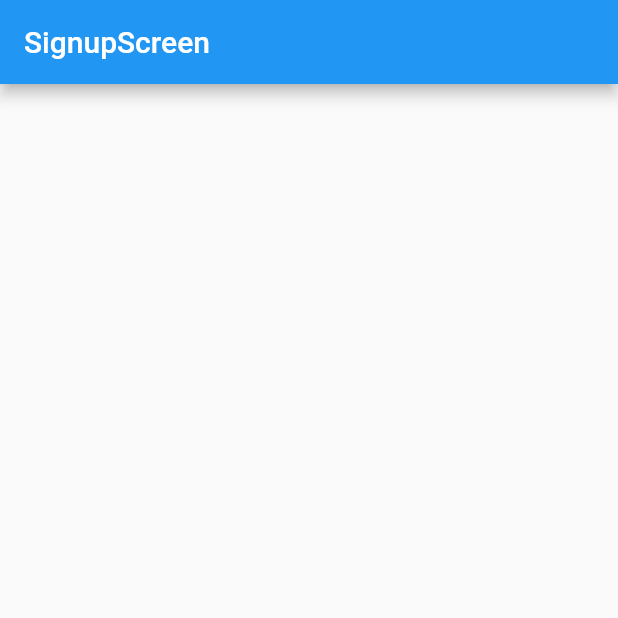
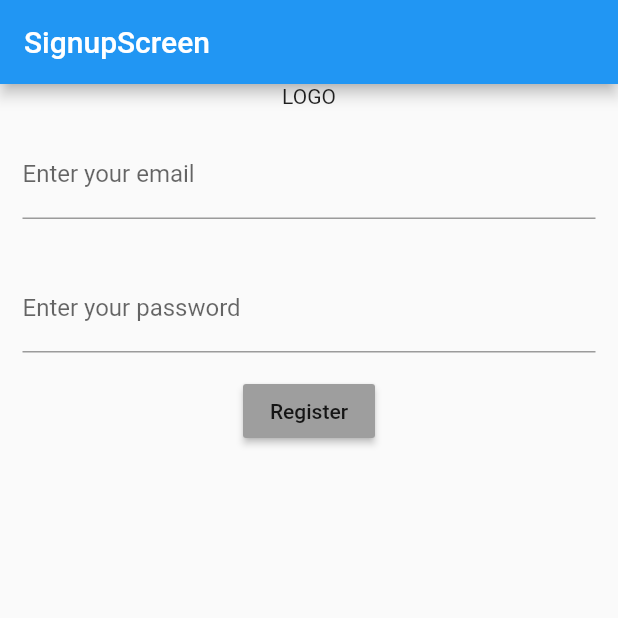
Before and after one commit to Temperantia/instyle, a Flutter app: the screen it shows after launch, on a phone screen of 412 x 824 dp, the top half of it. Run offline on Flutter 3.47's test engine with Material 2 defaults, Android fonts, the phone set to English and light mode, and no system bars; our stand-ins replace firebase_auth, firebase_core; accounts and stored records are empty.

Commit message:
Firebase Auth implementation

```diff
--- a/lib/main.dart
+++ b/lib/main.dart
@@ -1,4 +1,5 @@
 import 'package:closet/screens/chat_screen.dart';
+import 'package:closet/screens/info_screen.dart';
 import 'package:closet/screens/login_screen.dart';
 import 'package:closet/screens/management_screen.dart';
 import 'package:closet/screens/profile_screen.dart';
@@ -30,6 +31,7 @@ class App extends StatelessWidget {
         ProfileScreen.id: (context) => ProfileScreen(),
         ProposalsScreen.id: (context) => ProposalsScreen(),
         SignupScreen.id: (context) => SignupScreen(),
+        InfoScreen.id: (context) => InfoScreen(),
       },
     );
   }
--- a/lib/screens/signup_screen.dart
+++ b/lib/screens/signup_screen.dart
@@ -1,5 +1,7 @@
 import 'package:firebase_auth/firebase_auth.dart';
 import 'package:flutter/material.dart';
+
+import 'info_screen.dart';
 
 class SignupScreen extends StatefulWidget {
   static const String id = 'signup_screen';
@@ -8,34 +10,37 @@ class SignupScreen extends StatefulWidget {
 }
 
 class _SignupScreenState extends State<SignupScreen> {
+  final _emailController = TextEditingController();
+  final _passwordController = TextEditingController();
+
   void registerUser() async {
+    print('print: ' + _emailController.text);
     try {
       UserCredential userCredential =
-          await FirebaseAuth.instance.createUserWithEmailAndPassword(email: "barry.allen@example.com", password: "SuperSecretPassword!");
+          await FirebaseAuth.instance.createUserWithEmailAndPassword(email: _emailController.text, password: _passwordController.text);
+
+      if (userCredential.user == null) {
+        print('registration failed');
+      } else {
+        Navigator.pushReplacementNamed(context, InfoScreen.id);
+      }
     } on FirebaseAuthException catch (e) {
       if (e.code == 'weak-password') {
-        print('The password provided is too weak.');
+        print('print: The password provided is too weak.');
       } else if (e.code == 'email-already-in-use') {
-        print('The account already exists for that email.');
+        print('print: The account already exists for that email.');
       }
     } catch (e) {
-      print(e.toString());
+      print('print: ' + e.toString());
     }
   }
 
-  FirebaseAuth auth = FirebaseAuth.instance;
-
-  /*
-  FirebaseAuth.instance
-  .authStateChanges()
-  .listen((User user) {
-    if (user == null) {
-      print('User is currently signed out!');
-    } else {
-      print('User is signed in!');
-    }
-  });
-  */
+  @override
+  void dispose() {
+    _emailController.dispose();
+    _passwordController.dispose();
+    super.dispose();
+  }
 
   @override
   Widget build(BuildContext context) {
@@ -43,7 +48,39 @@ class _SignupScreenState extends State<SignupScreen> {
       appBar: AppBar(
         title: Text("SignupScreen"),
       ),
-      body: Center(),
+      body: SafeArea(
+        child: Column(
+          crossAxisAlignment: CrossAxisAlignment.center,
+          children: [
+            Text("LOGO"),
+            Padding(
+              padding: const EdgeInsets.all(15),
+              child: TextField(
+                controller: _emailController,
+                autocorrect: false,
+                decoration: InputDecoration(labelText: 'Enter your email'),
+              ),
+            ),
+            Padding(
+              padding: const EdgeInsets.all(15),
+              child: TextField(
+                controller: _passwordController,
+                autocorrect: false,
+                obscureText: true,
+                decoration: InputDecoration(labelText: 'Enter your password'),
+              ),
+            ),
+            MaterialButton(
+              child: Text("Register"),
+              color: Colors.grey,
+              onPressed: () {
+                registerUser();
+                // TODO: Implement TextFormField validation
+              },
+            ),
+          ],
+        ),
+      ),
     );
   }
 }
```
Also changed, not shown: lib/screens/info_screen.dart (added, +19 -0 lines), lib/screens/login_screen.dart (+52 -15 lines), 2 other files.
